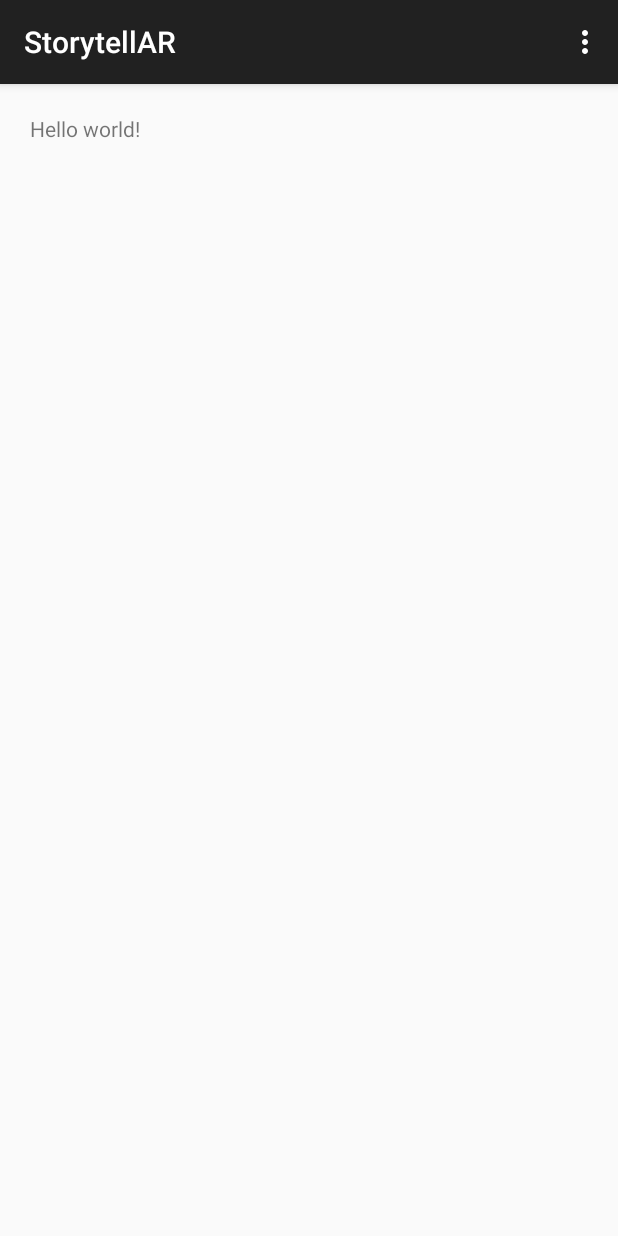
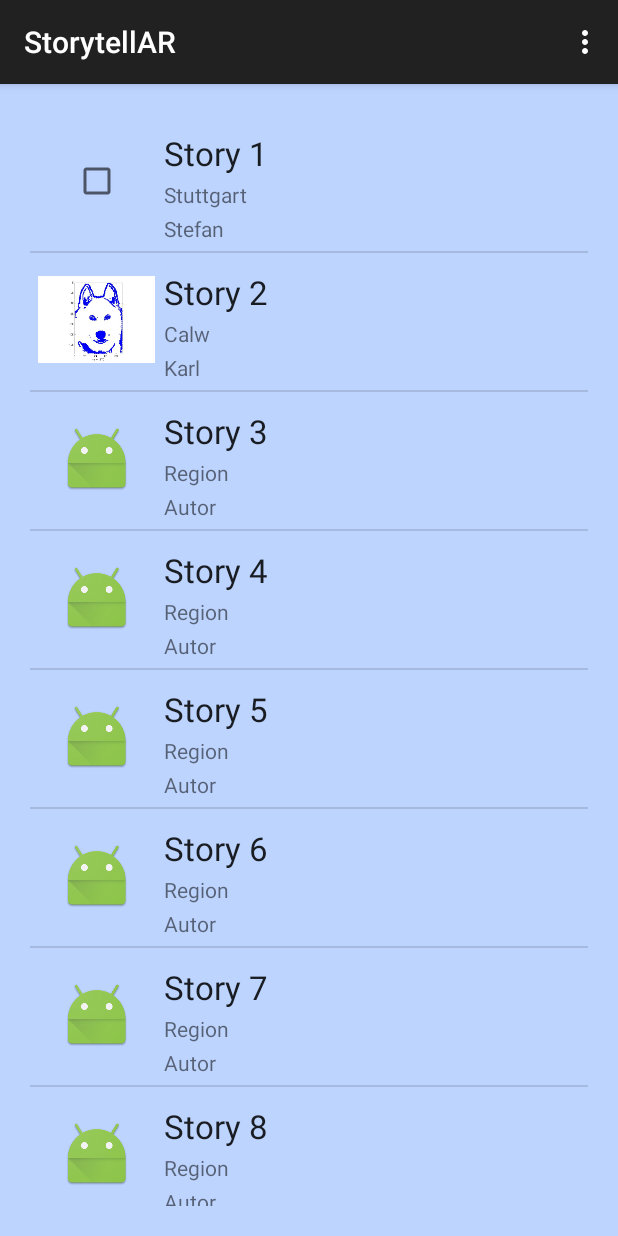
Before and after one commit to r0bn/swp2, an Android app: the screen it shows after launch (StoryList_Activity), in the options menu, after a tap on "Settings", on a phone screen of 412 x 824 dp. Run offline under Robolectric (Android 15) with nearby library versions, the light colour scheme and no system bars.

Commit message:
First version StoryList Activity
Erste Version der Story List Activity mit Dummydaten und wechsel in die
Story Details Activity

```diff
--- a/player/StorytellAR/app/src/main/AndroidManifest.xml
+++ b/player/StorytellAR/app/src/main/AndroidManifest.xml
@@ -8,7 +8,7 @@
         android:label="@string/app_name"
         android:theme="@style/AppTheme" >
         <activity
-            android:name=".StoryListActivity"
+            android:name=".StoryList_Activity"
             android:label="@string/app_name" >
             <intent-filter>
                 <action android:name="android.intent.action.MAIN" />
--- /dev/null
+++ b/player/StorytellAR/app/src/main/java/de/swp2/storytellar/CustomListViewAdapter.java
@@ -0,0 +1,69 @@
+package de.swp2.storytellar;
+
+import android.app.Activity;
+import android.content.Context;
+import android.view.LayoutInflater;
+import android.view.View;
+import android.view.ViewGroup;
+import android.widget.BaseAdapter;
+import android.widget.ImageView;
+import android.widget.TextView;
+
+import de.swp2.storytellar.StoryList_Activity.ListViewItem;
+
+import java.util.List;
+
+public class CustomListViewAdapter extends BaseAdapter
+{
+
+    LayoutInflater inflater;
+    List<ListViewItem> items;
+
+    public CustomListViewAdapter(Activity context, List<ListViewItem> items) {
+        super();
+
+        this.items = items;
+        this.inflater = (LayoutInflater)context.getSystemService(Context.LAYOUT_INFLATER_SERVICE);
+    }
+
+    @Override
+    public int getCount() {
+        return items.size();
+    }
+
+    @Override
+    public Object getItem(int position) {
+        return items.get(position);
+    }
+
+    @Override
+    public long getItemId(int position) {
+        // TODO Auto-generated method stub
+        return position;
+    }
+
+    @Override
+    public View getView(final int position, View convertView, ViewGroup parent) {
+        // TODO Auto-generated method stub
+
+        ListViewItem item = items.get(position);
+        View vi=convertView;
+
+        if(convertView==null)
+            vi = inflater.inflate(R.layout.listview_item_row, null);
+
+        ImageView imageThumbnail = (ImageView) vi.findViewById(R.id.imgThumbnail);
+        TextView textTitel = (TextView) vi.findViewById(R.id.textTitel);
+        TextView textRegion = (TextView) vi.findViewById(R.id.textRegion);
+        TextView textAutor = (TextView) vi.findViewById(R.id.textAutor);
+
+
+        imageThumbnail.setImageResource(item.ThumbnailResource);
+
+        textTitel.setText(item.Titel);
+        textRegion.setText(item.Region);
+        textAutor.setText(item.Autor);
+
+        return vi;
+    }
+}
--- a/player/StorytellAR/app/src/main/java/de/swp2/storytellar/StoryListActivity.java
+++ /dev/null
@@ -1,39 +0,0 @@
-package de.swp2.storytellar;
-
-import android.support.v7.app.ActionBarActivity;
-import android.os.Bundle;
-import android.view.Menu;
-import android.view.MenuItem;
-
-
-public class StoryListActivity extends ActionBarActivity {
-
-    @Override
-    protected void onCreate(Bundle savedInstanceState) {
-        super.onCreate(savedInstanceState);
-        setContentView(R.layout.activity_story_list);
-    }
-
-
-    @Override
-    public boolean onCreateOptionsMenu(Menu menu) {
-        // Inflate the menu; this adds items to the action bar if it is present.
-        getMenuInflater().inflate(R.menu.menu_story_list, menu);
-        return true;
-    }
-
-    @Override
-    public boolean onOptionsItemSelected(MenuItem item) {
-        // Handle action bar item clicks here. The action bar will
-        // automatically handle clicks on the Home/Up button, so long
-        // as you specify a parent activity in AndroidManifest.xml.
-        int id = item.getItemId();
-
-        //noinspection SimplifiableIfStatement
-        if (id == R.id.action_settings) {
-            return true;
-        }
-
-        return super.onOptionsItemSelected(item);
-    }
-}
--- /dev/null
+++ b/player/StorytellAR/app/src/main/java/de/swp2/storytellar/StoryList_Activity.java
@@ -0,0 +1,94 @@
+package de.swp2.storytellar;
+
+import android.content.Intent;
+import android.os.Bundle;
+import android.support.v7.app.ActionBarActivity;
+import android.view.Menu;
+import android.view.MenuItem;
+import android.view.View;
+import android.widget.AdapterView;
+import android.widget.ListView;
+
+import java.util.ArrayList;
+import java.util.List;
+
+
+public class StoryList_Activity extends ActionBarActivity {
+
+    @Override
+    protected void onCreate(Bundle savedInstanceState) {
+        super.onCreate(savedInstanceState);
+        setContentView(R.layout.activity_story_list);
+
+        ListView listView = (ListView) findViewById(R.id.listView);
+        final List<ListViewItem> items = new ArrayList<ListViewItem>();
+
+        /*Dummydaten Start*/
+        items.add(new ListViewItem()
+        {{
+                ThumbnailResource = R.drawable.abc_btn_check_material;
+                Titel = "Story 1";
+                Region = "Stuttgart";
+                Autor = "Stefan";
+            }});
+
+        items.add(new ListViewItem()
+        {{
+                ThumbnailResource = R.mipmap.matlab;
+                Titel = "Story 2";
+                Region = "Calw";
+                Autor = "Karl";
+            }});
+
+        for (int i = 3; i < 20 ; i++){
+            final int x = i;
+            items.add(new ListViewItem()
+            {{
+                    ThumbnailResource = R.mipmap.ic_launcher;
+                    Titel = "Story "+x;
+                    Region = "Region";
+                    Autor = "Autor";
+                }});
+        }
+        /*Dummydaten Ende*/
+        listView.setOnItemClickListener(new AdapterView.OnItemClickListener() {
+            @Override
+            public void onItemClick(AdapterView<?> parent, View view, int position, long id) {
+                Intent i = new Intent(getApplicationContext(),StoryDetails_Activity.class);
+                startActivity(i);
+            }
+        });
+        CustomListViewAdapter adapter = new CustomListViewAdapter(this, items);
+        listView.setAdapter(adapter);
+    }
+
+
+    @Override
+    public boolean onCreateOptionsMenu(Menu menu) {
+        // Inflate the menu; this adds items to the action bar if it is present.
+        getMenuInflater().inflate(R.menu.menu_story_list, menu);
+        return true;
+    }
+
+    @Override
+    public boolean onOptionsItemSelected(MenuItem item) {
+        // Handle action bar item clicks here. The action bar will
+        // automatically handle clicks on the Home/Up button, so long
+        // as you specify a parent activity in AndroidManifest.xml.
+        int id = item.getItemId();
+
+        //noinspection SimplifiableIfStatement
+        if (id == R.id.action_settings) {
+            return true;
+        }
+
+        return super.onOptionsItemSelected(item);
+    }
+
+    class ListViewItem{  //------
+        public int ThumbnailResource;
+        public String Titel;
+        public String Region;
+        public String Autor;
+    }
+}
--- a/player/StorytellAR/app/src/main/res/layout/activity_story_list.xml
+++ b/player/StorytellAR/app/src/main/res/layout/activity_story_list.xml
@@ -3,9 +3,17 @@
     android:layout_height="match_parent" android:paddingLeft="@dimen/activity_horizontal_margin"
     android:paddingRight="@dimen/activity_horizontal_margin"
     android:paddingTop="@dimen/activity_vertical_margin"
-    android:paddingBottom="@dimen/activity_vertical_margin" tools:context=".StoryListActivity">
+    android:paddingBottom="@dimen/activity_vertical_margin"
+    tools:context="de.swp2.storytellar.StoryList_Activity"
+    android:background="#ffbdd4ff">
 
-    <TextView android:text="@string/hello_world" android:layout_width="wrap_content"
-        android:layout_height="wrap_content" />
+    <ListView
+        android:layout_width="wrap_content"
+        android:layout_height="wrap_content"
+        android:id="@+id/listView"
+        android:layout_alignParentTop="true"
+        android:layout_alignParentLeft="true"
+        android:layout_alignParentStart="true"
+    />
 
 </RelativeLayout>
--- /dev/null
+++ b/player/StorytellAR/app/src/main/res/layout/listview_item_row.xml
@@ -0,0 +1,51 @@
+<?xml version="1.0" encoding="utf-8"?>
+<RelativeLayout
+    android:id="@+id/relativeLayout1"
+    android:layout_width="fill_parent"
+    android:layout_height="fill_parent"
+    xmlns:android="http://schemas.android.com/apk/res/android"
+    android:padding="5dip">
+
+    <ImageView
+        android:layout_width="78dip"
+        android:layout_height="78dip"
+        android:id="@+id/imgThumbnail"
+        android:scaleType="centerInside"
+        android:layout_alignParentTop="true"
+        android:layout_alignParentLeft="true"
+        android:layout_alignParentStart="true">
+    </ImageView>
+
+    <TextView
+        android:textAppearance="?android:attr/textAppearanceLarge"
+        android:layout_height="wrap_content"
+        android:text="TextView"
+        android:layout_width="wrap_content"
+        android:id="@+id/textTitel"
+        android:layout_toRightOf="@+id/imgThumbnail"
+        android:layout_marginTop="6dip"
+        android:layout_marginLeft="6dip">
+    </TextView>
+
+    <TextView
+        android:layout_height="wrap_content"
+        android:text="TextView"
+        android:layout_width="wrap_content"
+        android:id="@+id/textRegion"
+        android:layout_toRightOf="@+id/imgThumbnail"
+        android:layout_below="@+id/textTitel"
+        android:layout_marginTop="3dip"
+        android:layout_marginLeft="6dip">
+    </TextView>
+
+    <TextView
+        android:layout_height="wrap_content"
+        android:text="TextView"
+        android:layout_width="wrap_content"
+        android:id="@+id/textAutor"
+        android:layout_toRightOf="@+id/imgThumbnail"
+        android:layout_below="@+id/textRegion"
+        android:layout_marginTop="3dip"
+        android:layout_marginLeft="6dip">
+    </TextView>
+</RelativeLayout>
```
Also changed, not shown: player/StorytellAR/app/src/main/res/mipmap-xxhdpi/matlab.jpg (added).
